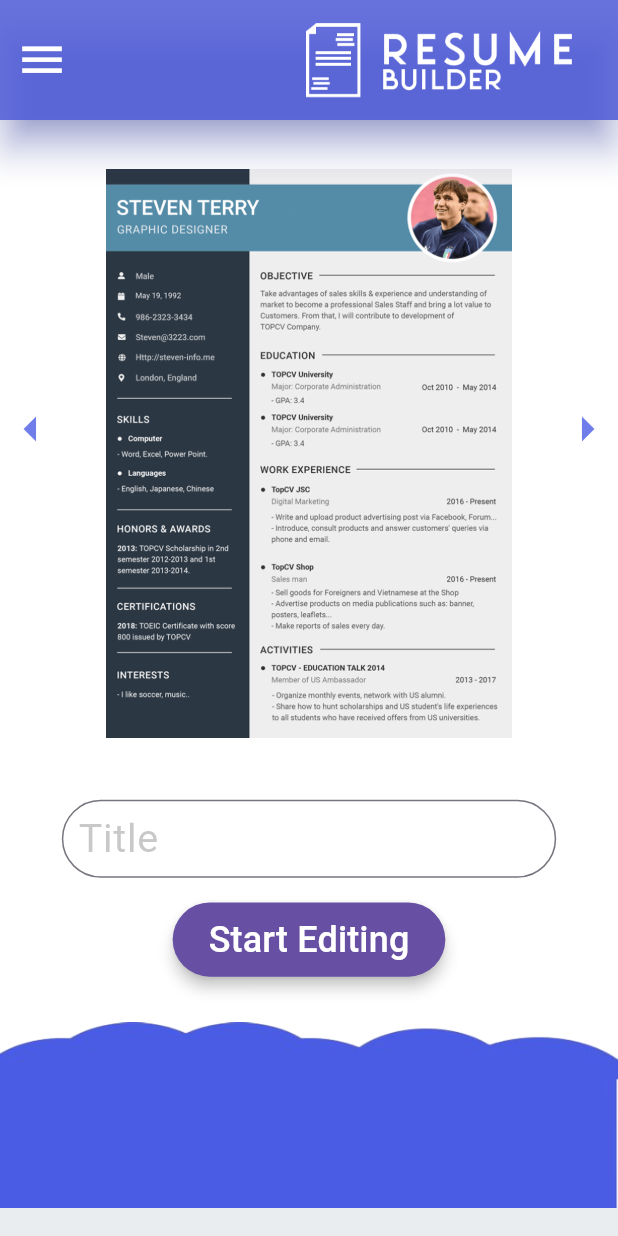
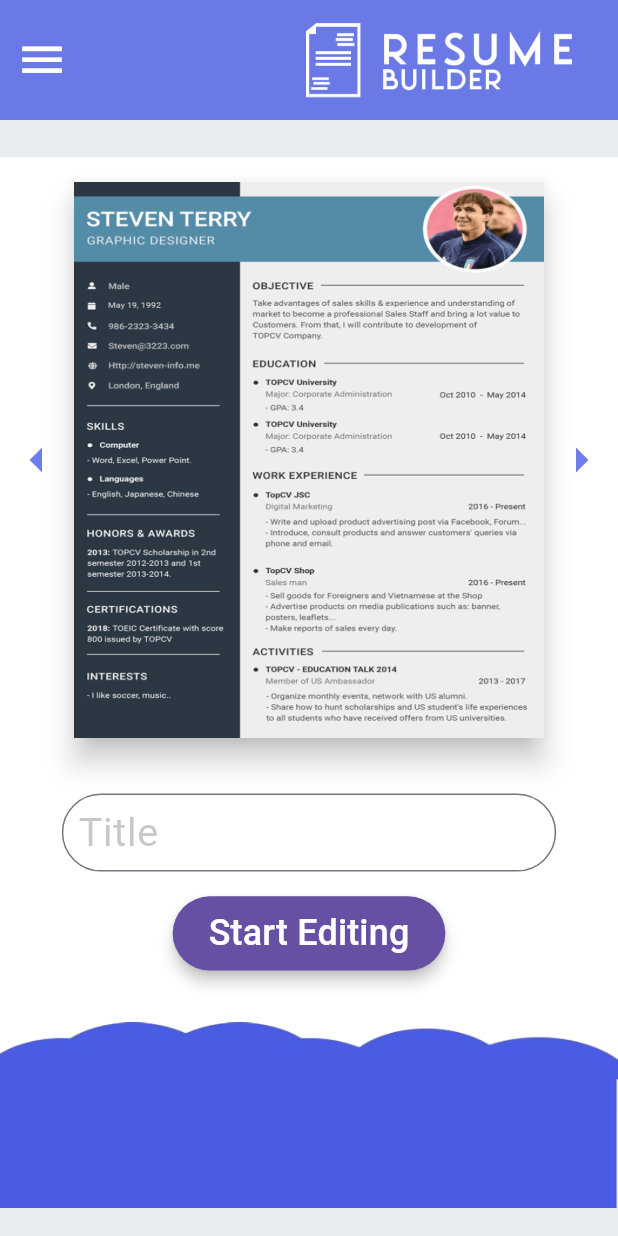
Before and after one commit to GGh41th/resume-builder, a Flutter app: the ChooseScreen screen opened by its route, on a phone screen of 412 x 824 dp. Run offline on Flutter 3.47's test engine with Material 3 defaults, Android fonts, the light colour scheme and no system bars; our stand-ins replace community_material_icon, email_validator.

Commit message:
minor ui changes

```diff
--- a/lib/ui/screens/choose_template.dart
+++ b/lib/ui/screens/choose_template.dart
@@ -35,7 +35,7 @@ class _ChooseScreenState extends State<ChooseScreen> {
     double _width = MediaQuery.of(context).size.width;
     double _height = MediaQuery.of(context).size.height;
     return Scaffold(
-        appBar: CAppBar(context),
+        appBar: CAppBar(context,elev: 0),
         backgroundColor: LightThemeColors.semiWhite,
         body: SingleChildScrollView(
           child: Align(
@@ -47,11 +47,16 @@ class _ChooseScreenState extends State<ChooseScreen> {
               child: Column(
                 children: [
                   Container(
-                    height: _height * 0.5,
+                    color: LightThemeColors.semiWhite,
+                    height: _height*0.03,
+                  ),
+SizedBox(height: _height*0.02,),
+                  Container(
+                    height: _height * 0.45,
                     child:CvBrowser()
                   ),
                   SizedBox(
-                    height: _height * 0.05,
+                    height: _height * 0.045,
                   ),
                   Form(
                       key: _formKey,
--- a/lib/ui/wdigets/CvBrowser.dart
+++ b/lib/ui/wdigets/CvBrowser.dart
@@ -44,7 +44,7 @@ class _CvBrowserState extends State<CvBrowser> {
       children: [
         SizedBox(
           height: _height * 0.5,
-          width: _width * 0.1,
+          width: _width * 0.12,
           child: Center(child: GestureDetector(onTap: () {
             if (_controller.page == 0) {
               _controller.animateToPage(
@@ -65,19 +65,24 @@ class _CvBrowserState extends State<CvBrowser> {
                   child: Icon(Icons.arrow_drop_down_sharp, size: 40,
                     color: LightThemeColors.purple,)))),
         ),
-        Expanded(child: PageView.builder(
-          controller: _controller,
-          physics: const NeverScrollableScrollPhysics(),
-          itemBuilder: (context, index) {
-            return Padding(
-              padding: EdgeInsets.only(top: _height * 0.04),
-              child: Image.asset(_data[index]["path"]!),
-            );
-          },
+        Expanded(child: Material(
+          elevation: 8,
+          child: PageView.builder(
+            controller: _controller,
+            physics: const NeverScrollableScrollPhysics(),
+            itemBuilder: (context, index) {
+              return InteractiveViewer(
+                minScale: 0.2,
+                  maxScale: 4,
+                  child: Image.asset(_data[index]["path"]!,
+                  fit: BoxFit.fill,),
+                  );
+            },
+          ),
         )),
         SizedBox(
           height: _height * 0.5,
-          width: _width * 0.1,
+          width: _width * 0.12,
           child: Center(child: GestureDetector(onTap: () {
             if (_controller.page == templates.length - 1) {
               _controller.animateToPage(
--- a/lib/ui/wdigets/appbar.dart
+++ b/lib/ui/wdigets/appbar.dart
@@ -1,10 +1,10 @@
 import 'package:flutter/cupertino.dart';
 import 'package:flutter/material.dart';
 
-AppBar CAppBar(BuildContext context){
+AppBar CAppBar(BuildContext context,{double elev=4.0}){
   return AppBar(
+    elevation: elev,
     title: const Align(
-
       alignment: Alignment(0.8, 0),
       child: Image(image: AssetImage('assets/logoAllWhite.png'),
         height: 50,),
```
